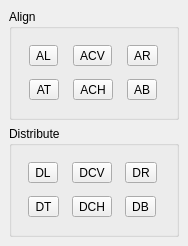
This is src/aligndock.ui in iPenguin/CrochetCharts as Qt 5 draws it before an edit. The edited form follows.
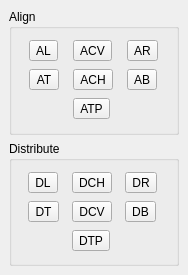
This is the edited form.

Commit message: added buttons for align to path and dist to path. Correct comments.

What changed in the file:
```diff
--- a/src/aligndock.ui
+++ b/src/aligndock.ui
@@ -7,7 +7,7 @@
     <x>0</x>
     <y>0</y>
     <width>188</width>
-    <height>246</height>
+    <height>275</height>
    </rect>
   </property>
   <property name="windowTitle">
@@ -63,6 +63,16 @@
          </property>
         </widget>
        </item>
+       <item row="2" column="1">
+        <widget class="QToolButton" name="alignToPath">
+         <property name="toolTip">
+          <string>Align to selected path</string>
+         </property>
+         <property name="text">
+          <string>ATP</string>
+         </property>
+        </widget>
+       </item>
       </layout>
      </widget>
     </item>
@@ -79,13 +89,6 @@
          </property>
         </widget>
        </item>
-       <item row="0" column="1">
-        <widget class="QToolButton" name="distributeCenterV">
-         <property name="text">
-          <string>DCV</string>
-         </property>
-        </widget>
-       </item>
        <item row="0" column="2">
         <widget class="QToolButton" name="distributeRight">
          <property name="text">
@@ -100,13 +103,6 @@
          </property>
         </widget>
        </item>
-       <item row="1" column="1">
-        <widget class="QToolButton" name="distributeCenterH">
-         <property name="text">
-          <string>DCH</string>
-         </property>
-        </widget>
-       </item>
        <item row="1" column="2">
         <widget class="QToolButton" name="distributeBottom">
          <property name="text">
@@ -114,6 +110,36 @@
          </property>
         </widget>
        </item>
+       <item row="2" column="1">
+        <widget class="QToolButton" name="distributeToPath">
+         <property name="toolTip">
+          <string>Distribute to selected path</string>
+         </property>
+         <property name="text">
+          <string>DTP</string>
+         </property>
+        </widget>
+       </item>
+       <item row="0" column="1">
+        <widget class="QToolButton" name="distributeCenterH">
+         <property name="toolTip">
+          <string>Distribute </string>
+         </property>
+         <property name="text">
+          <string>DCH</string>
+         </property>
+        </widget>
+       </item>
+       <item row="1" column="1">
+        <widget class="QToolButton" name="distributeCenterV">
+         <property name="toolTip">
+          <string>Distribute </string>
+         </property>
+         <property name="text">
+          <string>DCV</string>
+         </property>
+        </widget>
+       </item>
       </layout>
      </widget>
     </item>
```
Left out of the diff: 30 changed lines with no effect on the pictures. The commit also changes 1 other file.
